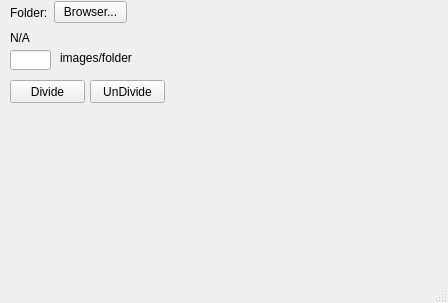
This is layout.ui in morejump/rename_file_redbubble as Qt 5 draws it before an edit. The edited form follows.
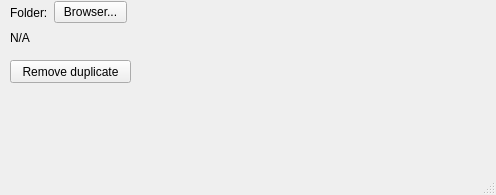
This is the edited form.

```diff
--- a/layout.ui
+++ b/layout.ui
@@ -6,8 +6,8 @@
    <rect>
     <x>0</x>
     <y>0</y>
-    <width>448</width>
-    <height>303</height>
+    <width>496</width>
+    <height>195</height>
    </rect>
   </property>
   <property name="windowTitle">
@@ -27,69 +27,7 @@
      <string>N/A</string>
     </property>
    </widget>
-   <widget class="QLineEdit" name="edtNumberImages">
-    <property name="geometry">
-     <rect>
-      <x>10</x>
-      <y>50</y>
-      <width>41</width>
-      <height>20</height>
-     </rect>
-    </property>
-   </widget>
-   <widget class="QLabel" name="lblNumberImage">
-    <property name="geometry">
-     <rect>
-      <x>60</x>
-      <y>50</y>
-      <width>91</width>
-      <height>16</height>
-     </rect>
-    </property>
-    <property name="text">
-     <string>images/folder</string>
-    </property>
-   </widget>
-   <widget class="QPushButton" name="btnDivide">
-    <property name="geometry">
-     <rect>
-      <x>10</x>
-      <y>80</y>
-      <width>75</width>
-      <height>23</height>
-     </rect>
-    </property>
-    <property name="text">
-     <string>Divide</string>
-    </property>
-   </widget>
-   <widget class="QPushButton" name="btnUndivide">
-    <property name="geometry">
-     <rect>
-      <x>90</x>
-      <y>80</y>
-      <width>75</width>
-      <height>23</height>
-     </rect>
-    </property>
-    <property name="text">
-     <string>UnDivide</string>
-    </property>
-   </widget>
-   <widget class="QLabel" name="lblMessage">
-    <property name="geometry">
-     <rect>
-      <x>10</x>
-      <y>110</y>
-      <width>291</width>
-      <height>16</height>
-     </rect>
-    </property>
-    <property name="text">
-     <string/>
-    </property>
-   </widget>
-   <widget class="QWidget" name="">
+   <widget class="QWidget" name="layoutWidget">
     <property name="geometry">
      <rect>
       <x>10</x>
@@ -115,6 +53,19 @@
      </item>
     </layout>
    </widget>
+   <widget class="QPushButton" name="btnRemoveDuplicate">
+    <property name="geometry">
+     <rect>
+      <x>10</x>
+      <y>60</y>
+      <width>121</width>
+      <height>23</height>
+     </rect>
+    </property>
+    <property name="text">
+     <string>Remove duplicate</string>
+    </property>
+   </widget>
   </widget>
   <widget class="QMenuBar" name="menubar">
    <property name="geometry">
```
Left out of the diff: 2 changed lines with no effect on the pictures.
